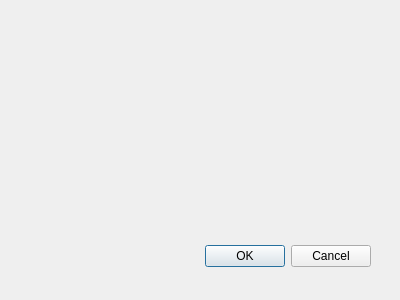
First picture: the form in Survee_dialog_base.ui, repository Gama17/Survee, before the edit.
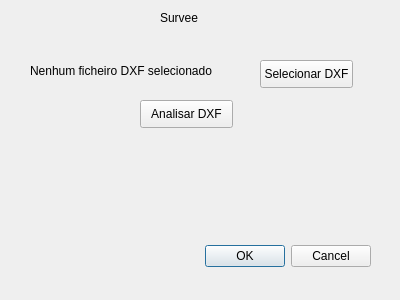
Second picture: the form after the edit.

Patch:
```diff
--- a/Survee_dialog_base.ui
+++ b/Survee_dialog_base.ui
@@ -28,6 +28,58 @@
     <set>QDialogButtonBox::Cancel|QDialogButtonBox::Ok</set>
    </property>
   </widget>
+  <widget class="QLabel" name="label">
+   <property name="geometry">
+    <rect>
+     <x>160</x>
+     <y>10</y>
+     <width>55</width>
+     <height>16</height>
+    </rect>
+   </property>
+   <property name="text">
+    <string>Survee</string>
+   </property>
+  </widget>
+  <widget class="QPushButton" name="btnSelectDxf">
+   <property name="geometry">
+    <rect>
+     <x>260</x>
+     <y>60</y>
+     <width>93</width>
+     <height>28</height>
+    </rect>
+   </property>
+   <property name="text">
+    <string>Selecionar DXF</string>
+   </property>
+  </widget>
+  <widget class="QLabel" name="lblDxfPath">
+   <property name="geometry">
+    <rect>
+     <x>30</x>
+     <y>60</y>
+     <width>201</width>
+     <height>21</height>
+    </rect>
+   </property>
+   <property name="text">
+    <string>Nenhum ficheiro DXF selecionado</string>
+   </property>
+  </widget>
+  <widget class="QPushButton" name="btnAnalyzeDxf">
+   <property name="geometry">
+    <rect>
+     <x>140</x>
+     <y>100</y>
+     <width>93</width>
+     <height>28</height>
+    </rect>
+   </property>
+   <property name="text">
+    <string>Analisar DXF</string>
+   </property>
+  </widget>
  </widget>
  <resources/>
  <connections>
```
Left out of the diff: 41 changed lines with no effect on the pictures.
